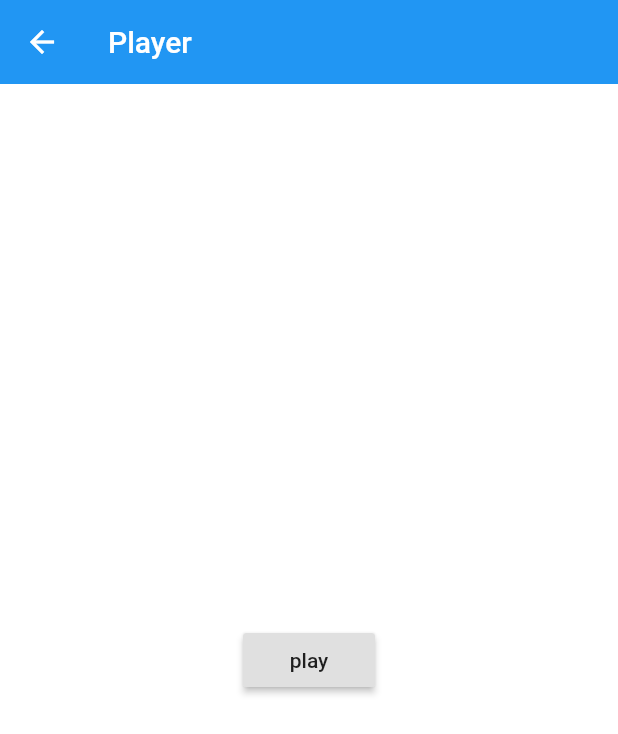
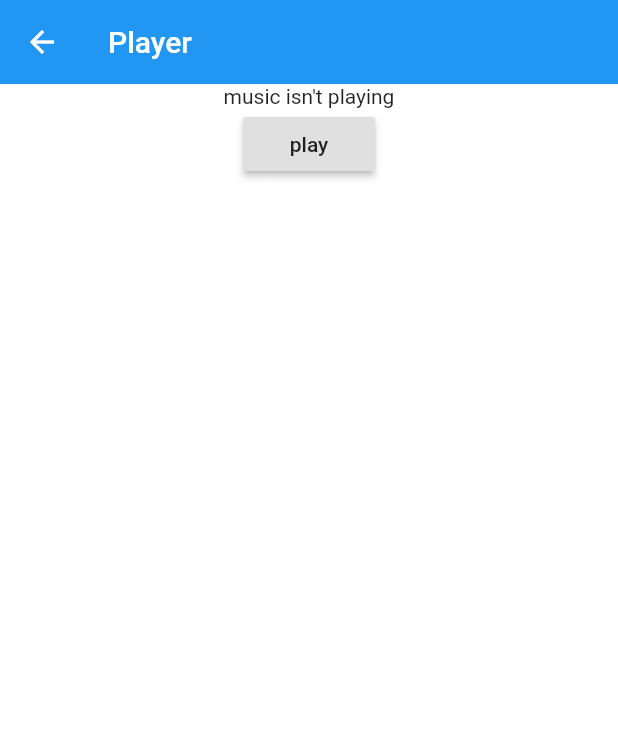
Before and after one commit to Dmitry-dms/Flutter-music-app, a Flutter app: the Player screen opened directly, after a tap on "play", on a phone screen of 412 x 824 dp. Shown: the top 734 px of the screen. Run offline on Flutter 3.47's test engine with Material 2 defaults, Android fonts, the phone set to English and light mode, and no system bars; our stand-ins replace assets_audio_player, bloc, equatable, flutter_bloc, sqflite; missing offline and left inert: filesystem_picker; accounts and stored records are empty.

```diff
--- a/lib/bloc/player/player_bloc.dart
+++ b/lib/bloc/player/player_bloc.dart
@@ -12,11 +12,12 @@ class PlayerBloc extends Bloc<PlayerEvent, PlayerState> {
   final repository = Repository.repository;
   int _currentSongIndex;
   List<Audio> _playlist;
-  final _audioPLayer = AssetsAudioPlayer();
+  final audioPLayer = AssetsAudioPlayer();
   bool _isFirstLaunch = true;
   PlayerBloc() {
     add(FetchFromDbPlayerEvent());
   }
+  Duration get songDuration => (audioPLayer.current.value.audio.duration != null) ?  audioPLayer.current.value.audio.duration :Duration();
 
 
   @override
@@ -33,16 +34,26 @@ class PlayerBloc extends Bloc<PlayerEvent, PlayerState> {
     }
     if (event is SendIndexPlayerEvent) {
       _currentSongIndex = event.audioIndex;
-      print(_playlist[_currentSongIndex].metas.title);
+      if (audioPLayer.isPlaying.value){
+        audioPLayer.playlistPlayAtIndex(_currentSongIndex);
+      }
     }
     if (event is PlayOrPauseSongPlayerEvent) {
+
       if (_isFirstLaunch) {
-        _audioPLayer.open(Playlist(audios: _playlist),
+        audioPLayer.open(Playlist(audios: _playlist),
             autoStart: true, showNotification: true);
         _isFirstLaunch = false;
       } else {
-        _audioPLayer.playOrPause();
+        audioPLayer.playOrPause();
       }
+
+    }
+    if (event is NextSongPlayerEvent){
+      audioPLayer.next();
+    }
+    if (event is PreviousSongPlayerEvent){
+      audioPLayer.previous();
     }
   }
 }
--- a/lib/bloc/player/player_event.dart
+++ b/lib/bloc/player/player_event.dart
@@ -3,10 +3,7 @@ import 'package:equatable/equatable.dart';
 abstract class PlayerEvent extends Equatable {
   const PlayerEvent();
 }
-class TestEvent extends PlayerEvent{
-  @override
-  List<Object> get props => null;
-}
+
 class FetchFromDbPlayerEvent extends PlayerEvent{
   @override
   List<Object> get props => null;
@@ -24,11 +21,8 @@ class PlayOrPauseSongPlayerEvent extends PlayerEvent{
   @override
   List<Object> get props => null;
 }
-class PauseSongPlayerEvent extends PlayerEvent{
-  @override
-  List<Object> get props => null;
-}
-class ForwardSongPlayerEvent extends PlayerEvent{
+
+class NextSongPlayerEvent extends PlayerEvent{
   @override
   List<Object> get props => null;
 }
@@ -36,3 +30,7 @@ class PreviousSongPlayerEvent extends PlayerEvent{
   @override
   List<Object> get props => null;
 }
+class GetCurrentSongDurationPlayerEvent extends PlayerEvent{
+  @override
+  List<Object> get props => null;
+}
--- a/lib/model/Audio.dart
+++ b/lib/model/Audio.dart
@@ -1,5 +1,15 @@
 
-class Audio {
+import 'package:assets_audio_player/assets_audio_player.dart';
+
+Audio mapToAudio(MyAudio audio) {
+    return Audio.file(audio.path,
+    metas: Metas(
+        image: MetasImage.network(audio.imageUrl),
+        title: audio.name
+    ));
+}
+
+class MyAudio {
     final int id;
     final String imageUrl;
 
@@ -8,10 +18,10 @@ class Audio {
 
     final String name;
 
-    Audio({this.id,this.imageUrl='',this.path='',this.name=''});
+    MyAudio({this.id,this.imageUrl='',this.path='',this.name=''});
 
-    factory Audio.fromJson(Map<String, dynamic> json) {
-        return Audio(
+    factory MyAudio.fromJson(Map<String, dynamic> json) {
+        return MyAudio(
             id: json['artistId'],
             name: json['name'],
             path: json['path'],
--- a/lib/ui/player_page.dart
+++ b/lib/ui/player_page.dart
@@ -14,7 +14,7 @@ class Player extends StatefulWidget {
 class _PlayerState extends State<Player> {
 
   bool _play = false;
-
+  double _currentMusicTime = 0.0;
   @override
   Widget build(BuildContext context) {
     return Scaffold(
@@ -27,12 +27,40 @@ class _PlayerState extends State<Player> {
         child: BlocBuilder<PlayerBloc, PlayerState>(
           bloc: context.bloc<PlayerBloc>(),
           builder: (context, state) {
-              return Center(
-                child: RaisedButton(
-                  onPressed: () {
-                    context.bloc<PlayerBloc>().add(PlayOrPauseSongPlayerEvent());
-                  },
-                  child: Text(_play ? 'stop' : 'play'),
+              return Container(
+                height: MediaQuery.of(context).size.height,
+                width: MediaQuery.of(context).size.width,
+                child: Column(
+                  children: <Widget>[
+                    StreamBuilder(
+                      stream: context.bloc<PlayerBloc>().audioPLayer.currentPosition,
+                      builder: (context, snapshot){
+                        Duration duration = snapshot.data;
+                          return StreamBuilder(
+                            stream: context.bloc<PlayerBloc>().audioPLayer.current,
+                            builder: (context, snapshot) {
+                              Playing songDuration = snapshot.data;
+                              if (songDuration != null) {
+                                return Slider(
+                                    value: duration.inSeconds.ceilToDouble(),
+                                    min: 0,
+                                    max: songDuration.audio.duration.inSeconds.ceilToDouble(),
+                                    onChanged: null
+                                );
+                              } else {
+                                return Text('music isn\'t playing');
+                              }
+                            }
+                          );
+                      },
+                    ),
+                    RaisedButton(
+                      onPressed: () {
+                        context.bloc<PlayerBloc>().add(PlayOrPauseSongPlayerEvent());
+                      },
+                      child: Text(_play ? 'stop' : 'play'),
+                    ),
+                  ],
                 ),
               );
           },
```
